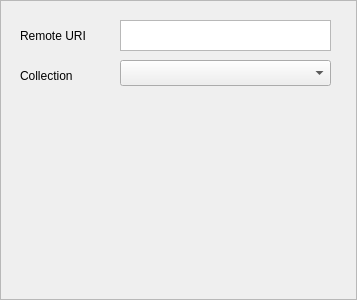
This is qtgui/standardsourcesettings.ui in KDE/akunambol as Qt 5 draws it before an edit. The edited form follows.
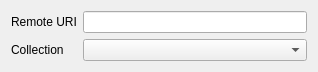
This is the edited form.

Commit message: get settings and layout right

```diff
--- a/qtgui/standardsourcesettings.ui
+++ b/qtgui/standardsourcesettings.ui
@@ -1,70 +1,40 @@
 <?xml version="1.0" encoding="UTF-8"?>
 <ui version="4.0">
  <class>StandardSourceSettings</class>
- <widget class="QFrame" name="StandardSourceSettings">
+ <widget class="QWidget" name="StandardSourceSettings">
   <property name="geometry">
    <rect>
     <x>0</x>
     <y>0</y>
-    <width>357</width>
-    <height>300</height>
+    <width>318</width>
+    <height>71</height>
    </rect>
   </property>
   <property name="windowTitle">
    <string>Frame</string>
   </property>
-  <property name="frameShape">
-   <enum>QFrame::StyledPanel</enum>
-  </property>
-  <property name="frameShadow">
-   <enum>QFrame::Raised</enum>
-  </property>
-  <widget class="QComboBox" name="collections">
-   <property name="geometry">
-    <rect>
-     <x>120</x>
-     <y>60</y>
-     <width>211</width>
-     <height>26</height>
-    </rect>
-   </property>
-  </widget>
-  <widget class="QPlainTextEdit" name="remoteUri">
-   <property name="geometry">
-    <rect>
-     <x>120</x>
-     <y>20</y>
-     <width>211</width>
-     <height>31</height>
-    </rect>
-   </property>
-  </widget>
+  <layout class="QFormLayout" name="formLayout">
+   <item row="0" column="0">
   <widget class="QLabel" name="remoteUriLabel">
-   <property name="geometry">
-    <rect>
-     <x>20</x>
-     <y>20</y>
-     <width>91</width>
-     <height>31</height>
-    </rect>
-   </property>
    <property name="text">
     <string>Remote URI</string>
    </property>
   </widget>
+   </item>
+   <item row="2" column="0">
   <widget class="QLabel" name="collectionLabel">
-   <property name="geometry">
-    <rect>
-     <x>20</x>
-     <y>60</y>
-     <width>91</width>
-     <height>31</height>
-    </rect>
-   </property>
    <property name="text">
     <string>Collection</string>
    </property>
   </widget>
+   </item>
+   <item row="2" column="1">
+    <widget class="QComboBox" name="collections"/>
+   </item>
+   <item row="0" column="1">
+    <widget class="QLineEdit" name="remoteUri"/>
+   </item>
+  </layout>
  </widget>
  <resources/>
  <connections/>
```
Lines whose indentation alone changed are shown as unchanged. The commit also changes 1 other file.
